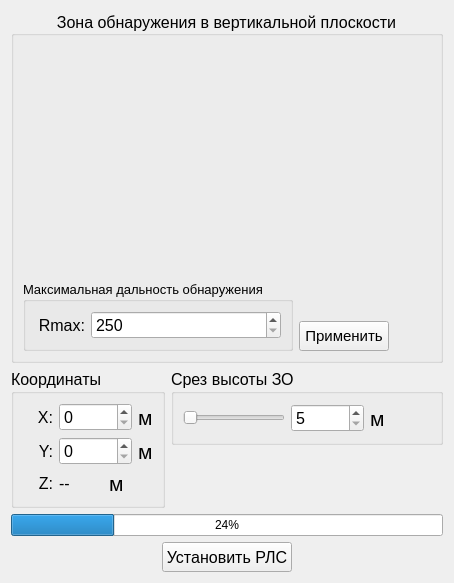
Before: the Qt Designer form dataSetGenerator-master/optrlswindow.ui in Nisitka/air-trail-generator, drawn with Qt 5.
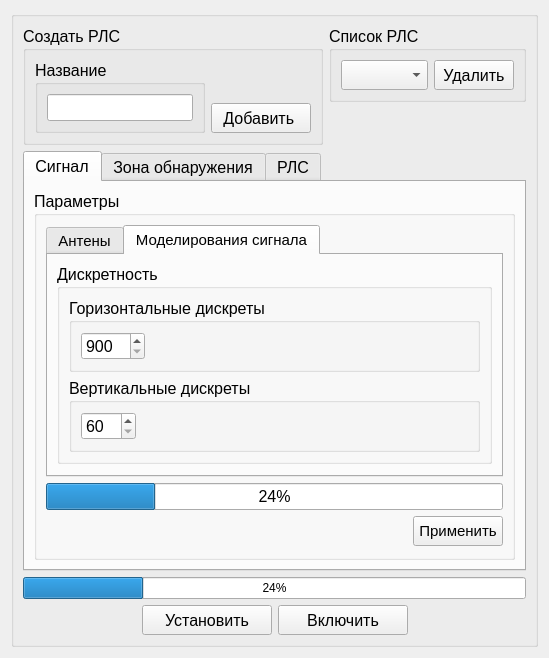
After: the same form once the commit is applied. The open tabs and pages were chosen to show the change. Custom widgets are drawn as their Qt base class.

Diff of the .ui file:
```diff
--- a/dataSetGenerator-master/optrlswindow.ui
+++ b/dataSetGenerator-master/optrlswindow.ui
@@ -6,15 +6,512 @@
    <rect>
     <x>0</x>
     <y>0</y>
-    <width>454</width>
-    <height>582</height>
+    <width>549</width>
+    <height>640</height>
    </rect>
   </property>
   <property name="windowTitle">
    <string>Form</string>
   </property>
+  <layout class="QHBoxLayout" name="horizontalLayout_19">
+   <item>
+    <widget class="QGroupBox" name="mainGroupBox">
+     <property name="title">
+      <string/>
+     </property>
   <layout class="QVBoxLayout" name="verticalLayout_6">
    <item>
+       <layout class="QHBoxLayout" name="horizontalLayout_10">
+        <item>
+         <widget class="QGroupBox" name="addRLSGroupBox">
+          <property name="maximumSize">
+           <size>
+            <width>300</width>
+            <height>16777215</height>
+           </size>
+          </property>
+          <property name="font">
+           <font>
+            <pointsize>12</pointsize>
+           </font>
+          </property>
+          <property name="title">
+           <string>Создать РЛС</string>
+          </property>
+          <layout class="QHBoxLayout" name="horizontalLayout_7">
+           <item>
+            <widget class="QGroupBox" name="nameNewRLSGroupBox">
+             <property name="font">
+              <font>
+               <pointsize>12</pointsize>
+              </font>
+             </property>
+             <property name="title">
+              <string>Название</string>
+             </property>
+             <layout class="QHBoxLayout" name="horizontalLayout_8">
+              <item>
+               <widget class="QLineEdit" name="nameNewRLSLineEdit">
+                <property name="font">
+                 <font>
+                  <pointsize>12</pointsize>
+                 </font>
+                </property>
+               </widget>
+              </item>
+             </layout>
+            </widget>
+           </item>
+           <item>
+            <layout class="QVBoxLayout" name="verticalLayout_8">
+             <item>
+              <spacer name="verticalSpacer_6">
+               <property name="orientation">
+                <enum>Qt::Vertical</enum>
+               </property>
+               <property name="sizeHint" stdset="0">
+                <size>
+                 <width>20</width>
+                 <height>40</height>
+                </size>
+               </property>
+              </spacer>
+             </item>
+             <item>
+              <widget class="QPushButton" name="createRLSButton">
+               <property name="minimumSize">
+                <size>
+                 <width>100</width>
+                 <height>30</height>
+                </size>
+               </property>
+               <property name="maximumSize">
+                <size>
+                 <width>100</width>
+                 <height>16777215</height>
+                </size>
+               </property>
+               <property name="font">
+                <font>
+                 <pointsize>12</pointsize>
+                </font>
+               </property>
+               <property name="text">
+                <string>Добавить </string>
+               </property>
+              </widget>
+             </item>
+            </layout>
+           </item>
+          </layout>
+         </widget>
+        </item>
+        <item>
+         <layout class="QVBoxLayout" name="verticalLayout_7">
+          <item>
+           <widget class="QGroupBox" name="listRLSGroupBox">
+            <property name="font">
+             <font>
+              <pointsize>12</pointsize>
+             </font>
+            </property>
+            <property name="title">
+             <string>Список РЛС</string>
+            </property>
+            <layout class="QHBoxLayout" name="horizontalLayout_9">
+             <item>
+              <widget class="QComboBox" name="listRLSComboBox">
+               <property name="minimumSize">
+                <size>
+                 <width>0</width>
+                 <height>30</height>
+                </size>
+               </property>
+               <property name="font">
+                <font>
+                 <pointsize>12</pointsize>
+                </font>
+               </property>
+              </widget>
+             </item>
+             <item>
+              <widget class="QPushButton" name="removeRLSButton">
+               <property name="minimumSize">
+                <size>
+                 <width>80</width>
+                 <height>30</height>
+                </size>
+               </property>
+               <property name="maximumSize">
+                <size>
+                 <width>80</width>
+                 <height>16777215</height>
+                </size>
+               </property>
+               <property name="font">
+                <font>
+                 <pointsize>12</pointsize>
+                </font>
+               </property>
+               <property name="text">
+                <string>Удалить</string>
+               </property>
+              </widget>
+             </item>
+            </layout>
+           </widget>
+          </item>
+          <item>
+           <spacer name="verticalSpacer_5">
+            <property name="orientation">
+             <enum>Qt::Vertical</enum>
+            </property>
+            <property name="sizeHint" stdset="0">
+             <size>
+              <width>20</width>
+              <height>40</height>
+             </size>
+            </property>
+           </spacer>
+          </item>
+         </layout>
+        </item>
+       </layout>
+      </item>
+      <item>
+       <widget class="QTabWidget" name="generateDVOptTabWidget">
+        <property name="font">
+         <font>
+          <pointsize>12</pointsize>
+         </font>
+        </property>
+        <property name="currentIndex">
+         <number>1</number>
+        </property>
+        <widget class="QWidget" name="tab_3">
+         <attribute name="title">
+          <string>Сигнал</string>
+         </attribute>
+         <layout class="QVBoxLayout" name="verticalLayout_13">
+          <item>
+           <widget class="QGroupBox" name="optionsGroupBox">
+            <property name="font">
+             <font>
+              <pointsize>12</pointsize>
+             </font>
+            </property>
+            <property name="title">
+             <string>Параметры</string>
+            </property>
+            <layout class="QVBoxLayout" name="verticalLayout_11">
+             <item>
+              <widget class="QTabWidget" name="tabWidget">
+               <property name="font">
+                <font>
+                 <pointsize>11</pointsize>
+                </font>
+               </property>
+               <property name="currentIndex">
+                <number>1</number>
+               </property>
+               <widget class="QWidget" name="tab">
+                <attribute name="title">
+                 <string>Антены</string>
+                </attribute>
+                <layout class="QVBoxLayout" name="verticalLayout_9">
+                 <item>
+                  <layout class="QHBoxLayout" name="horizontalLayout_17">
+                   <item>
+                    <widget class="QGroupBox" name="RmaxGroupBox">
+                     <property name="minimumSize">
+                      <size>
+                       <width>0</width>
+                       <height>0</height>
+                      </size>
+                     </property>
+                     <property name="font">
+                      <font>
+                       <pointsize>10</pointsize>
+                      </font>
+                     </property>
+                     <property name="title">
+                      <string>Rmax:</string>
+                     </property>
+                     <layout class="QHBoxLayout" name="horizontalLayout_5">
+                      <item>
+                       <widget class="QSpinBox" name="RmaxSpinBox">
+                        <property name="font">
+                         <font>
+                          <pointsize>12</pointsize>
+                         </font>
+                        </property>
+                        <property name="minimum">
+                         <number>250</number>
+                        </property>
+                        <property name="maximum">
+                         <number>10000</number>
+                        </property>
+                       </widget>
+                      </item>
+                     </layout>
+                    </widget>
+                   </item>
+                   <item>
+                    <spacer name="horizontalSpacer">
+                     <property name="orientation">
+                      <enum>Qt::Horizontal</enum>
+                     </property>
+                     <property name="sizeHint" stdset="0">
+                      <size>
+                       <width>150</width>
+                       <height>20</height>
+                      </size>
+                     </property>
+                    </spacer>
+                   </item>
+                  </layout>
+                 </item>
+                 <item>
+                  <spacer name="verticalSpacer_7">
+                   <property name="orientation">
+                    <enum>Qt::Vertical</enum>
+                   </property>
+                   <property name="sizeHint" stdset="0">
+                    <size>
+                     <width>20</width>
+                     <height>40</height>
+                    </size>
+                   </property>
+                  </spacer>
+                 </item>
+                </layout>
+               </widget>
+               <widget class="QWidget" name="tab_2">
+                <attribute name="title">
+                 <string>Моделирования сигнала</string>
+                </attribute>
+                <layout class="QVBoxLayout" name="verticalLayout_12">
+                 <item>
+                  <widget class="QGroupBox" name="deltaZDGroupBox">
+                   <property name="font">
+                    <font>
+                     <pointsize>12</pointsize>
+                    </font>
+                   </property>
+                   <property name="title">
+                    <string>Дискретность</string>
+                   </property>
+                   <layout class="QVBoxLayout" name="verticalLayout_15">
+                    <item>
+                     <widget class="QGroupBox" name="groupBox">
+                      <property name="font">
+                       <font>
+                        <pointsize>12</pointsize>
+                       </font>
+                      </property>
+                      <property name="title">
+                       <string>Горизонтальные дискреты</string>
+                      </property>
+                      <layout class="QHBoxLayout" name="horizontalLayout_18">
+                       <item>
+                        <widget class="QSpinBox" name="countHorVecZDSpinBox">
+                         <property name="maximumSize">
+                          <size>
+                           <width>200</width>
+                           <height>16777215</height>
+                          </size>
+                         </property>
+                         <property name="minimum">
+                          <number>900</number>
+                         </property>
+                         <property name="maximum">
+                          <number>4000</number>
+                         </property>
+                        </widget>
+                       </item>
+                       <item>
+                        <spacer name="horizontalSpacer_6">
+                         <property name="orientation">
+                          <enum>Qt::Horizontal</enum>
+                         </property>
+                         <property name="sizeHint" stdset="0">
+                          <size>
+                           <width>40</width>
+                           <height>20</height>
+                          </size>
+                         </property>
+                        </spacer>
+                       </item>
+                      </layout>
+                     </widget>
+                    </item>
+                    <item>
+                     <widget class="QGroupBox" name="groupBox_2">
+                      <property name="font">
+                       <font>
+                        <pointsize>12</pointsize>
+                       </font>
+                      </property>
+                      <property name="title">
+                       <string>Вертикальные дискреты</string>
+                      </property>
+                      <layout class="QHBoxLayout" name="horizontalLayout_12">
+                       <item>
+                        <widget class="QSpinBox" name="countPointsDVSpinBox">
+                         <property name="maximumSize">
+                          <size>
+                           <width>200</width>
+                           <height>16777215</height>
+                          </size>
+                         </property>
+                         <property name="minimum">
+                          <number>60</number>
+                         </property>
+                         <property name="maximum">
+                          <number>600</number>
+                         </property>
+                        </widget>
+                       </item>
+                       <item>
+                        <spacer name="horizontalSpacer_8">
+                         <property name="orientation">
+                          <enum>Qt::Horizontal</enum>
+                         </property>
+                         <property name="sizeHint" stdset="0">
+                          <size>
+                           <width>40</width>
+                           <height>20</height>
+                          </size>
+                         </property>
+                        </spacer>
+                       </item>
+                      </layout>
+                     </widget>
+                    </item>
+                   </layout>
+                  </widget>
+                 </item>
+                 <item>
+                  <spacer name="verticalSpacer">
+                   <property name="orientation">
+                    <enum>Qt::Vertical</enum>
+                   </property>
+                   <property name="sizeType">
+                    <enum>QSizePolicy::Expanding</enum>
+                   </property>
+                   <property name="sizeHint" stdset="0">
+                    <size>
+                     <width>20</width>
+                     <height>40</height>
+                    </size>
+                   </property>
+                  </spacer>
+                 </item>
+                </layout>
+               </widget>
+              </widget>
+             </item>
+             <item>
+              <layout class="QHBoxLayout" name="horizontalLayout_4">
+               <item>
+                <layout class="QVBoxLayout" name="verticalLayout">
+                 <item>
+                  <widget class="QProgressBar" name="setOptRLSProgressBar">
+                   <property name="value">
+                    <number>24</number>
+                   </property>
+                  </widget>
+                 </item>
+                 <item>
+                  <layout class="QHBoxLayout" name="horizontalLayout_2">
+                   <item>
+                    <spacer name="horizontalSpacer_5">
+                     <property name="orientation">
+                      <enum>Qt::Horizontal</enum>
+                     </property>
+                     <property name="sizeHint" stdset="0">
+                      <size>
+                       <width>40</width>
+                       <height>20</height>
+                      </size>
+                     </property>
+                    </spacer>
+                   </item>
+                   <item>
+                    <layout class="QHBoxLayout" name="horizontalLayout_6">
+                     <item>
+                      <layout class="QVBoxLayout" name="verticalLayout_4">
+                       <item>
+                        <widget class="QPushButton" name="setOptZDvertButton">
+                         <property name="minimumSize">
+                          <size>
+                           <width>90</width>
+                           <height>30</height>
+                          </size>
+                         </property>
+                         <property name="maximumSize">
+                          <size>
+                           <width>90</width>
+                           <height>16777215</height>
+                          </size>
+                         </property>
+                         <property name="font">
+                          <font>
+                           <pointsize>11</pointsize>
+                          </font>
+                         </property>
+                         <property name="text">
+                          <string>Применить</string>
+                         </property>
+                        </widget>
+                       </item>
+                       <item>
+                        <spacer name="verticalSpacer_4">
+                         <property name="orientation">
+                          <enum>Qt::Vertical</enum>
+                         </property>
+                         <property name="sizeHint" stdset="0">
+                          <size>
+                           <width>20</width>
+                           <height>40</height>
+                          </size>
+                         </property>
+                        </spacer>
+                       </item>
+                      </layout>
+                     </item>
+                    </layout>
+                   </item>
+                  </layout>
+                 </item>
+                 <item>
+                  <spacer name="verticalSpacer_8">
+                   <property name="orientation">
+                    <enum>Qt::Vertical</enum>
+                   </property>
+                   <property name="sizeHint" stdset="0">
+                    <size>
+                     <width>20</width>
+                     <height>40</height>
+                    </size>
+                   </property>
+                  </spacer>
+                 </item>
+                </layout>
+               </item>
+              </layout>
+             </item>
+            </layout>
+           </widget>
+          </item>
+         </layout>
+        </widget>
+        <widget class="QWidget" name="tab_4">
+         <attribute name="title">
+          <string>Зона обнаружения</string>
+         </attribute>
+         <layout class="QVBoxLayout" name="verticalLayout_14">
+          <item>
     <widget class="QGroupBox" name="ZDvertGroupBox">
      <property name="font">
       <font>
@@ -68,64 +565,77 @@
         </item>
        </layout>
       </item>
+            </layout>
+           </widget>
+          </item>
       <item>
-       <layout class="QHBoxLayout" name="horizontalLayout_4">
-        <item>
-         <widget class="QGroupBox" name="groupBox">
+           <widget class="QGroupBox" name="HRLSgroupBox">
           <property name="font">
            <font>
-            <pointsize>10</pointsize>
+              <pointsize>12</pointsize>
            </font>
           </property>
           <property name="title">
-           <string>Максимальная дальность обнаружения</string>
-          </property>
-          <layout class="QHBoxLayout" name="horizontalLayout_5">
+             <string>Срез высоты ЗО</string>
+            </property>
+            <layout class="QVBoxLayout" name="verticalLayout_5">
            <item>
-            <widget class="QLabel" name="RmaxLabel">
-             <property name="maximumSize">
-              <size>
-               <width>50</width>
-               <height>16777215</height>
-              </size>
-             </property>
-             <property name="font">
-              <font>
-               <pointsize>12</pointsize>
-              </font>
-             </property>
-             <property name="text">
-              <string>Rmax:</string>
-             </property>
-             <property name="alignment">
-              <set>Qt::AlignRight|Qt::AlignTrailing|Qt::AlignVCenter</set>
+              <layout class="QHBoxLayout" name="horizontalLayout_13">
+               <item>
+                <widget class="QSlider" name="hZDSlider">
+                 <property name="orientation">
+                  <enum>Qt::Horizontal</enum>
              </property>
             </widget>
            </item>
            <item>
-            <widget class="QSpinBox" name="RmaxSpinBox">
-             <property name="font">
-              <font>
-               <pointsize>12</pointsize>
-              </font>
-             </property>
+                <widget class="QSpinBox" name="hZDspinBox">
              <property name="minimum">
-              <number>250</number>
+                  <number>5</number>
              </property>
              <property name="maximum">
               <number>10000</number>
              </property>
             </widget>
            </item>
-          </layout>
+               <item>
+                <widget class="QLabel" name="mLabel_4">
+                 <property name="font">
+                  <font>
+                   <pointsize>16</pointsize>
+                  </font>
+                 </property>
+                 <property name="text">
+                  <string>м</string>
+                 </property>
+                </widget>
+               </item>
+               <item>
+                <widget class="QLabel" name="colorHLabel">
+                 <property name="minimumSize">
+                  <size>
+                   <width>40</width>
+                   <height>30</height>
+                  </size>
+                 </property>
+                 <property name="maximumSize">
+                  <size>
+                   <width>40</width>
+                   <height>30</height>
+                  </size>
+                 </property>
+                 <property name="text">
+                  <string/>
+                 </property>
+                </widget>
+               </item>
+              </layout>
+             </item>
+            </layout>
          </widget>
         </item>
         <item>
-         <layout class="QHBoxLayout" name="horizontalLayout_6">
-          <item>
-           <layout class="QVBoxLayout" name="verticalLayout_4">
-            <item>
-             <spacer name="verticalSpacer_4">
+           <spacer name="verticalSpacer_9">
               <property name="orientation">
                <enum>Qt::Vertical</enum>
               </property>
@@ -137,51 +647,16 @@
               </property>
              </spacer>
             </item>
-            <item>
-             <widget class="QPushButton" name="setOptZDvertButton">
-              <property name="minimumSize">
-               <size>
-                <width>90</width>
-                <height>30</height>
-               </size>
-              </property>
-              <property name="font">
-               <font>
-                <pointsize>11</pointsize>
-               </font>
-              </property>
-              <property name="text">
-               <string>Применить</string>
-              </property>
-             </widget>
-            </item>
-           </layout>
-          </item>
-          <item>
-           <spacer name="horizontalSpacer_6">
-            <property name="orientation">
-             <enum>Qt::Horizontal</enum>
-            </property>
-            <property name="sizeHint" stdset="0">
-             <size>
-              <width>40</width>
-              <height>20</height>
-             </size>
-            </property>
-           </spacer>
-          </item>
-         </layout>
-        </item>
-       </layout>
-      </item>
-     </layout>
-    </widget>
-   </item>
-   <item>
-    <layout class="QHBoxLayout" name="horizontalLayout_2">
-     <item>
+         </layout>
+        </widget>
+        <widget class="QWidget" name="tab_6">
+         <attribute name="title">
+          <string>РЛС</string>
+         </attribute>
       <layout class="QVBoxLayout" name="verticalLayout_2">
        <item>
+           <layout class="QHBoxLayout" name="horizontalLayout_11">
+            <item>
         <widget class="QGroupBox" name="coordRLSgroupBox">
          <property name="font">
           <font>
@@ -236,7 +711,7 @@
                </size>
               </property>
               <property name="maximum">
-               <number>10000</number>
+                    <number>999999999</number>
               </property>
              </widget>
             </item>
@@ -298,7 +773,7 @@
                </size>
               </property>
               <property name="maximum">
-               <number>10000</number>
+                    <number>999999999</number>
               </property>
              </widget>
             </item>
@@ -364,107 +839,36 @@
         </widget>
        </item>
        <item>
+             <spacer name="horizontalSpacer_2">
+              <property name="orientation">
+               <enum>Qt::Horizontal</enum>
+              </property>
+              <property name="sizeHint" stdset="0">
+               <size>
+                <width>40</width>
+                <height>20</height>
+               </size>
+              </property>
+             </spacer>
+            </item>
+           </layout>
+          </item>
+          <item>
         <spacer name="verticalSpacer_2">
          <property name="orientation">
           <enum>Qt::Vertical</enum>
          </property>
          <property name="sizeHint" stdset="0">
           <size>
-           <width>20</width>
-           <height>40</height>
+              <width>198</width>
+              <height>222</height>
           </size>
          </property>
         </spacer>
        </item>
       </layout>
-     </item>
-     <item>
-      <layout class="QVBoxLayout" name="verticalLayout">
-       <item>
-        <widget class="QGroupBox" name="HRLSgroupBox">
-         <property name="font">
-          <font>
-           <pointsize>12</pointsize>
-          </font>
-         </property>
-         <property name="title">
-          <string>Срез высоты ЗО</string>
-         </property>
-         <layout class="QVBoxLayout" name="verticalLayout_5">
-          <item>
-           <layout class="QHBoxLayout" name="horizontalLayout_13">
-            <item>
-             <widget class="QSlider" name="hZDSlider">
-              <property name="orientation">
-               <enum>Qt::Horizontal</enum>
-              </property>
-             </widget>
-            </item>
-            <item>
-             <widget class="QSpinBox" name="hZDspinBox">
-              <property name="minimum">
-               <number>5</number>
-              </property>
-              <property name="maximum">
-               <number>10000</number>
-              </property>
-             </widget>
-            </item>
-            <item>
-             <widget class="QLabel" name="mLabel_4">
-              <property name="font">
-               <font>
-                <pointsize>16</pointsize>
-               </font>
-              </property>
-              <property name="text">
-               <string>м</string>
-              </property>
-             </widget>
-            </item>
-            <item>
-             <widget class="QLabel" name="colorHLabel">
-              <property name="minimumSize">
-               <size>
-                <width>40</width>
-                <height>30</height>
-               </size>
-              </property>
-              <property name="maximumSize">
-               <size>
-                <width>40</width>
-                <height>30</height>
-               </size>
-              </property>
-              <property name="text">
-               <string/>
-              </property>
-             </widget>
-            </item>
-           </layout>
-          </item>
-         </layout>
-        </widget>
-       </item>
-       <item>
-        <spacer name="verticalSpacer">
-         <property name="orientation">
-          <enum>Qt::Vertical</enum>
-         </property>
-         <property name="sizeType">
-          <enum>QSizePolicy::Expanding</enum>
-         </property>
-         <property name="sizeHint" stdset="0">
-          <size>
-           <width>20</width>
-           <height>40</height>
-          </size>
-         </property>
-        </spacer>
-       </item>
-      </layout>
-     </item>
-    </layout>
+        </widget>
+       </widget>
    </item>
    <item>
     <widget class="QProgressBar" name="setRLSprogressBar">
@@ -502,7 +906,25 @@
         </font>
        </property>
        <property name="text">
-        <string>Установить РЛС</string>
+           <string>Установить</string>
+          </property>
+         </widget>
+        </item>
+        <item>
+         <widget class="QPushButton" name="on_off_RLS_Button">
+          <property name="minimumSize">
+           <size>
+            <width>130</width>
+            <height>30</height>
+           </size>
+          </property>
+          <property name="font">
+           <font>
+            <pointsize>12</pointsize>
+           </font>
+          </property>
+          <property name="text">
+           <string>Включить</string>
        </property>
       </widget>
      </item>
@@ -529,10 +951,13 @@
      <property name="sizeHint" stdset="0">
       <size>
        <width>20</width>
-       <height>2</height>
+          <height>0</height>
       </size>
      </property>
     </spacer>
+      </item>
+     </layout>
+    </widget>
    </item>
   </layout>
  </widget>
```
Left out of the diff: 2 changed lines with no effect on the pictures. Lines whose indentation alone changed are shown as unchanged.
